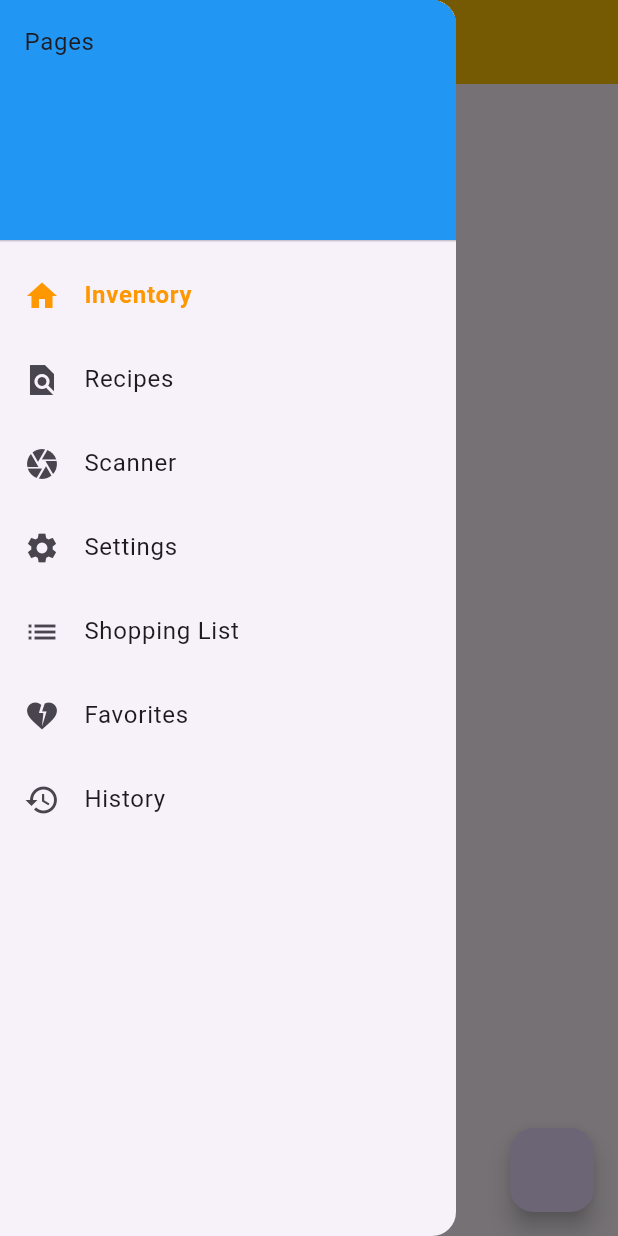
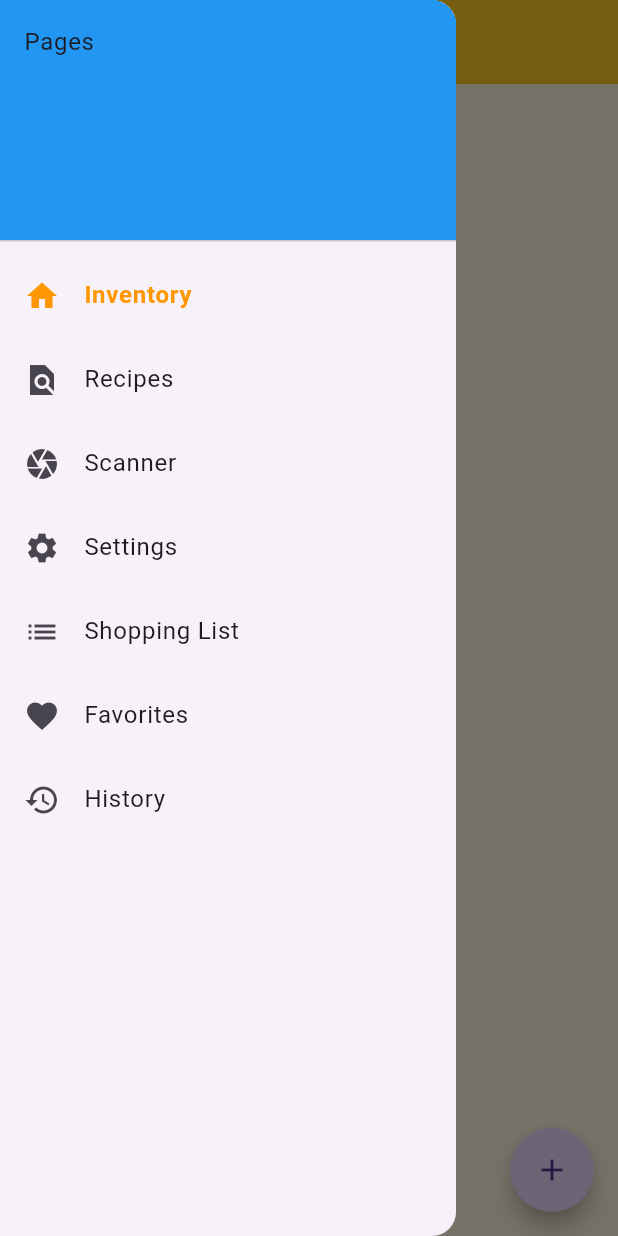
Before and after one commit to Ezeklaw404/Kitchen-Alchemy, a Flutter app: the screen it shows after launch, with the side drawer open, on a phone screen of 412 x 824 dp. Run offline on Flutter 3.47's test engine with Material 3 defaults, Android fonts, the phone set to English and light mode, and no system bars; our stand-ins replace cloud_firestore, firebase_auth, firebase_core; accounts and stored records are empty; network calls fail; statements that could not run were skipped.

```diff
--- a/kitchen_alchemy/lib/models/ingredient.dart
+++ b/kitchen_alchemy/lib/models/ingredient.dart
@@ -5,8 +5,9 @@ class Ingredient {
   final String name;
   final String? description;
   final String? type;
+  bool isSelected;
 
-  const Ingredient({required this.id, required this.name, required this.description, required this.type});
+  Ingredient({required this.id, required this.name, required this.description, required this.type, this.isSelected = false});
 
   factory Ingredient.fromJson(Map<String, dynamic> json) {
     return Ingredient(
--- a/kitchen_alchemy/lib/pages/favorites_page.dart
+++ b/kitchen_alchemy/lib/pages/favorites_page.dart
@@ -1,5 +1,5 @@
 import 'package:flutter/material.dart';
-import 'package:kitchen_alchemy/pages/page_template.dart';
+import 'package:kitchen_alchemy/widgets/page_template.dart';
 
 class FavoritesPage extends StatelessWidget {
   const FavoritesPage({super.key});
--- a/kitchen_alchemy/lib/pages/history_page.dart
+++ b/kitchen_alchemy/lib/pages/history_page.dart
@@ -1,5 +1,5 @@
 import 'package:flutter/material.dart';
-import 'package:kitchen_alchemy/pages/page_template.dart';
+import 'package:kitchen_alchemy/widgets/page_template.dart';
 
 class HistoryPage extends StatelessWidget {
   const HistoryPage({super.key});
--- a/kitchen_alchemy/lib/pages/inventory_page.dart
+++ b/kitchen_alchemy/lib/pages/inventory_page.dart
@@ -1,6 +1,6 @@
 import 'package:flutter/material.dart';
 import 'package:kitchen_alchemy/models/ingredient.dart';
-import 'package:kitchen_alchemy/pages/page_template.dart';
+import 'package:kitchen_alchemy/widgets/page_template.dart';
 import 'package:kitchen_alchemy/services/firestore_service.dart';
 import 'package:kitchen_alchemy/widgets/ingredient_item.dart';
 
@@ -42,6 +42,8 @@ class InventoryPage extends StatelessWidget {
         onPressed: () {
           Navigator.pushNamed(context, '/add-ingredient');
         },
+        shape: CircleBorder(),
+        child: const Icon(Icons.add),
       ),
     );
   }
--- a/kitchen_alchemy/lib/pages/nav_menu.dart
+++ /dev/null
@@ -1,54 +0,0 @@
-import 'package:flutter/material.dart';
-
-class NavMenu extends StatelessWidget {
-  final String currentPage;
-
-  const NavMenu({super.key, required this.currentPage});
-
-  @override
-  Widget build(BuildContext context) {
-    return Drawer(
-      child: ListView(
-        padding: EdgeInsets.zero,
-        children: [
-          const DrawerHeader(
-            decoration: BoxDecoration(color: Colors.blue),
-            child: Text('Pages'),
-          ),
-          _buildDrawerItem(context, Icons.home, 'Inventory', '/inventory'),
-          _buildDrawerItem(context, Icons.find_in_page_sharp, 'Recipes', '/recipe'),
-          _buildDrawerItem(context, Icons.camera, 'Scanner', '/scanner'),
-          _buildDrawerItem(context, Icons.settings, 'Settings', '/settings'),
-          _buildDrawerItem(context, Icons.list, 'Shopping List', '/shop-list'),
-          _buildDrawerItem(context, Icons.heart_broken, 'Favorites', '/favorites'),
-          _buildDrawerItem(context, Icons.history, 'History', '/history'),
-        ],
-      ),
-
-      // backgroundColor: Colors.amber,
-      // indicatorColor: Colors.red,
-    );
-  }
-
-  Widget _buildDrawerItem(BuildContext context, IconData icon, String title, String route,) {
-    bool selected = currentPage == route;
-
-    return ListTile(
-      leading: Icon(icon, color: selected ? Colors.orange : null),
-      title: Text(
-        title,
-        style: TextStyle(
-          color: selected ? Colors.orange : null,
-          fontWeight: selected ? FontWeight.bold : FontWeight.normal,
-        ),
-      ),
-      selected: selected,
-      onTap: () {
-        Navigator.pop(context); // close drawer first
-        if (!selected) {
-          Navigator.pushReplacementNamed(context, route);
-        }
-      },
-    );
-  }
-}
--- a/kitchen_alchemy/lib/pages/recipe_page.dart
+++ b/kitchen_alchemy/lib/pages/recipe_page.dart
@@ -1,5 +1,5 @@
 import 'package:flutter/material.dart';
-import 'package:kitchen_alchemy/pages/page_template.dart';
+import 'package:kitchen_alchemy/widgets/page_template.dart';
 
 class RecipePage extends StatelessWidget {
   const RecipePage({super.key});
--- a/kitchen_alchemy/lib/pages/scanner_page.dart
+++ b/kitchen_alchemy/lib/pages/scanner_page.dart
@@ -1,5 +1,5 @@
 import 'package:flutter/material.dart';
-import 'package:kitchen_alchemy/pages/page_template.dart';
+import 'package:kitchen_alchemy/widgets/page_template.dart';
 
 class ScannerPage extends StatelessWidget {
   const ScannerPage({super.key});
--- a/kitchen_alchemy/lib/pages/settings_page.dart
+++ b/kitchen_alchemy/lib/pages/settings_page.dart
@@ -1,5 +1,5 @@
 import 'package:flutter/material.dart';
-import 'package:kitchen_alchemy/pages/page_template.dart';
+import 'package:kitchen_alchemy/widgets/page_template.dart';
 
 class SettingsPage extends StatelessWidget {
   const SettingsPage({super.key});
--- a/kitchen_alchemy/lib/pages/shopping_list_page.dart
+++ b/kitchen_alchemy/lib/pages/shopping_list_page.dart
@@ -1,6 +1,6 @@
 import 'package:flutter/material.dart';
 import 'package:kitchen_alchemy/models/ingredient.dart';
-import 'package:kitchen_alchemy/pages/page_template.dart';
+import 'package:kitchen_alchemy/widgets/page_template.dart';
 import 'package:kitchen_alchemy/services/firestore_service.dart';
 import 'package:kitchen_alchemy/widgets/ingredient_item.dart';
 
--- a/kitchen_alchemy/lib/services/firebase_service.dart
+++ b/kitchen_alchemy/lib/services/firebase_service.dart
@@ -1,10 +1,15 @@
 import 'package:firebase_core/firebase_core.dart';
 import 'package:kitchen_alchemy/firebase_options.dart';
+import 'package:kitchen_alchemy/services/auth_service.dart';
 
 class FirebaseService {
   static Future<void> init() async{
     await Firebase.initializeApp(
       options: DefaultFirebaseOptions.currentPlatform,
     );
+    final authService = AuthService();
+    final user = await authService.signInAnonymously();
+    print('Signed in as: ${user?.uid}');
+
   }
 }
--- a/kitchen_alchemy/lib/widgets/nav_menu.dart
+++ b/kitchen_alchemy/lib/widgets/nav_menu.dart
@@ -1,64 +1,54 @@
-// import 'package:flutter/material.dart';
-//
-//
-// class NavMenu extends StatelessWidget {
-//   final String currentPage;
-//
-//
-//   const NavMenu({super.key,
-//   required this.currentPage});
-//
-//
-//
-//   @override
-//   Widget build(BuildContext context) {
-//     return
-//       Drawer(
-//         child: ListView(
-//           padding: EdgeInsets.zero,
-//           children: [
-//             const DrawerHeader(
-//                 decoration: BoxDecoration(color: Colors.blue),
-//                 child: Text('Pages'),
-//             ),
-//             _buildDrawerItem(context, Icons.home, 'Inventory', '/inventory'),
-//             _buildDrawerItem(context, Icons.find_in_page_sharp, 'Recipes', '/recipes'),
-//             _buildDrawerItem(context, Icons.camera, 'Scanner', '/scanner'),
-//             _buildDrawerItem(context, Icons.settings, 'Settings', '/settings'),
-//             _buildDrawerItem(context, Icons.list, 'Shopping List', '/shop-list'),
-//             _buildDrawerItem(context, Icons.heart_broken, 'Favorites', '/favorites'),
-//             _buildDrawerItem(context, Icons.history, 'History', '/history'),
-//     ],
-//     ),
-//
-//
-//
-//
-//       // backgroundColor: Colors.amber,
-//       // indicatorColor: Colors.red,
-//     );
-//
-//
-//   }
-//   Widget _buildDrawerItem(
-//       BuildContext context, IconData icon, String title, String route) {
-//     bool selected = currentPage == route;
-//
-//     return ListTile(
-//       leading: Icon(icon, color: selected ? Colors.orange : null),
-//       title: Text(
-//         title,
-//         style: TextStyle(
-//           color: selected ? Colors.orange : null,
-//           fontWeight: selected ? FontWeight.bold : FontWeight.normal,
-//         ),
-//       ),
-//       selected: selected,
-//       onTap: () {
-//         Navigator.pop(context); // close drawer first
-//         if (!selected) {
-//           Navigator.pushReplacementNamed(context, route);
-//         }
-//       },
-//     );
-// }
+import 'package:flutter/material.dart';
+
+class NavMenu extends StatelessWidget {
+  final String currentPage;
+
+  const NavMenu({super.key, required this.currentPage});
+
+  @override
+  Widget build(BuildContext context) {
+    return Drawer(
+      child: ListView(
+        padding: EdgeInsets.zero,
+        children: [
+          const DrawerHeader(
+            decoration: BoxDecoration(color: Colors.blue),
+            child: Text('Pages'),
+          ),
+          _buildDrawerItem(context, Icons.home, 'Inventory', '/inventory'),
+          _buildDrawerItem(context, Icons.find_in_page_sharp, 'Recipes', '/recipe'),
+          _buildDrawerItem(context, Icons.camera, 'Scanner', '/scanner'),
+          _buildDrawerItem(context, Icons.settings, 'Settings', '/settings'),
+          _buildDrawerItem(context, Icons.list, 'Shopping List', '/shop-list'),
+          _buildDrawerItem(context, Icons.favorite, 'Favorites', '/favorites'),
+          _buildDrawerItem(context, Icons.history, 'History', '/history'),
+        ],
+      ),
+
+      // backgroundColor: Colors.amber,
+      // indicatorColor: Colors.red,
+    );
+  }
+
+  Widget _buildDrawerItem(BuildContext context, IconData icon, String title, String route,) {
+    bool selected = currentPage == route;
+
+    return ListTile(
+      leading: Icon(icon, color: selected ? Colors.orange : null),
+      title: Text(
+        title,
+        style: TextStyle(
+          color: selected ? Colors.orange : null,
+          fontWeight: selected ? FontWeight.bold : FontWeight.normal,
+        ),
+      ),
+      selected: selected,
+      onTap: () {
+        Navigator.pop(context); // close drawer first
+        if (!selected) {
+          Navigator.pushReplacementNamed(context, route);
+        }
+      },
+    );
+  }
+}
--- a/kitchen_alchemy/lib/pages/page_template.dart
+++ b/kitchen_alchemy/lib/widgets/page_template.dart
@@ -1,6 +1,5 @@
 import 'package:flutter/material.dart';
 import 'package:kitchen_alchemy/widgets/nav_menu.dart';
-import 'package:kitchen_alchemy/pages/nav_menu.dart';
 
 class PageTemplate extends StatelessWidget {
   final String title;
@@ -21,12 +20,12 @@ class PageTemplate extends StatelessWidget {
   @override
   Widget build(BuildContext context) {
     return Scaffold(
-      // backgroundColor: Colors.amber,
+      backgroundColor: Colors.amber.shade50,
     appBar: AppBar(title: Text(title,
       // style: TextStyle(color: Colors.amber, fontFamily: 'Cutive'),
     ),
       centerTitle: true,
-      backgroundColor: Colors.amber,
+      backgroundColor: Colors.amber.shade400,
 
       // actions: [
       //   ClipRect(
```
Also changed, not shown: kitchen_alchemy/lib/main.dart (+0 -10 lines), kitchen_alchemy/lib/pages/add-ingredient_page.dart (+95 -28 lines), kitchen_alchemy/lib/services/firestore_service.dart (+18 -1 lines), kitchen_alchemy/lib/widgets/ingredient_item.dart (+6 -4 lines).
